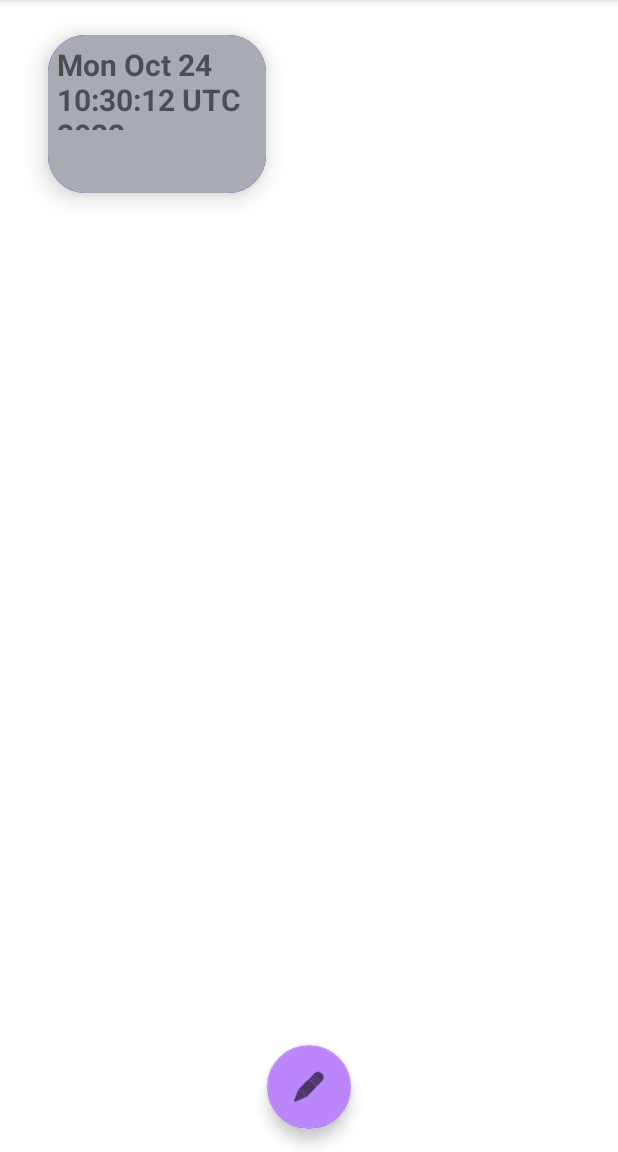
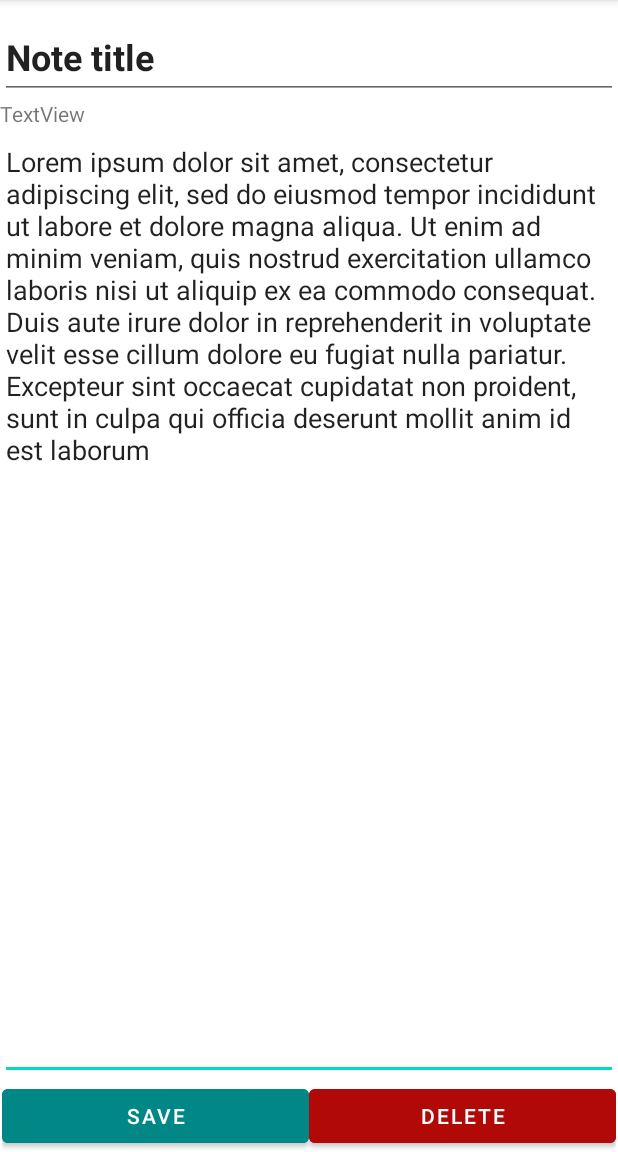
Before and after one commit to Valentine-456/MobileSecurityNotes, an Android app: the HomeActivity screen opened directly, with no data from a screen before it, after a tap on an icon or button, on a phone screen of 412 x 824 dp, the part 84-1236 px from its top. Run offline under Robolectric (Android 15) with nearby library versions, the light colour scheme and no system bars; our stand-ins replace Room's generated code.

Commit message:
Add NoteActivity for specific notes, refactor project structure

```diff
--- a/app/src/main/AndroidManifest.xml
+++ b/app/src/main/AndroidManifest.xml
@@ -12,6 +12,13 @@
         android:supportsRtl="true"
         android:theme="@style/Theme.MobileSecurityNotes"
         tools:targetApi="31">
+        <activity
+            android:name=".NoteActivity"
+            android:exported="false">
+            <meta-data
+                android:name="android.app.lib_name"
+                android:value="" />
+        </activity>
         <activity
             android:name=".HomeActivity"
             android:exported="false">
--- a/app/src/main/java/com/example/mobilesecuritynotes/HomeActivity.kt
+++ b/app/src/main/java/com/example/mobilesecuritynotes/HomeActivity.kt
@@ -1,13 +1,14 @@
 package com.example.mobilesecuritynotes
 
 import android.annotation.SuppressLint
+import android.content.Intent
 import android.os.Bundle
-import android.widget.Toast
 import androidx.appcompat.app.AppCompatActivity
 import androidx.lifecycle.Observer
 import androidx.lifecycle.ViewModelProvider
 import androidx.recyclerview.widget.GridLayoutManager
 import androidx.recyclerview.widget.RecyclerView
+import com.example.mobilesecuritynotes.adapters.MemoryNotesAdapter
 import com.example.mobilesecuritynotes.viewmodels.NotesViewModel
 import com.google.android.material.floatingactionbutton.FloatingActionButton
 
@@ -39,8 +40,10 @@ class HomeActivity : AppCompatActivity() {
         )
 
         createButton.setOnClickListener {
-            this.addNote()
-            Toast.makeText(this@HomeActivity, "a Note was added", Toast.LENGTH_LONG).show()
+//            this.addNote()
+            val intent = Intent(this@HomeActivity, NoteActivity::class.java)
+//            intent.putExtra("noteItem", )
+            startActivity(intent)
         }
     }
 
--- /dev/null
+++ b/app/src/main/java/com/example/mobilesecuritynotes/NoteActivity.kt
@@ -0,0 +1,35 @@
+package com.example.mobilesecuritynotes
+
+import android.os.Bundle
+import android.widget.Button
+import android.widget.EditText
+import android.widget.TextView
+import android.widget.Toast
+import androidx.appcompat.app.AppCompatActivity
+import androidx.lifecycle.ViewModelProvider
+import com.example.mobilesecuritynotes.viewmodels.NotesViewModel
+
+class NoteActivity : AppCompatActivity() {
+    private lateinit var notesViewModel: NotesViewModel
+
+    private lateinit var noteContent: EditText
+    private lateinit var noteTitleText: EditText
+    private lateinit var noteDateText: TextView
+    private lateinit var deleteButton: Button
+    private lateinit var saveButton: Button
+
+    override fun onCreate(savedInstanceState: Bundle?) {
+        super.onCreate(savedInstanceState)
+        setContentView(R.layout.activity_note)
+
+        this.saveButton = findViewById(R.id.SaveButton)
+        this.deleteButton = findViewById(R.id.DeleteButton)
+        this.noteContent = findViewById(R.id.NoteContentText)
+        this.noteDateText = findViewById(R.id.NoteDateText)
+        this.noteTitleText = findViewById(R.id.NoteTitleText)
+
+        notesViewModel = ViewModelProvider(this).get(NotesViewModel::class.java)
+        val noteItemId = getIntent().getIntExtra("noteItemId", 0)
+        Toast.makeText(this, noteItemId.toString(), Toast.LENGTH_SHORT).show()
+    }
+}
--- a/app/src/main/java/com/example/mobilesecuritynotes/MemoryNotesAdapter.kt
+++ b/app/src/main/java/com/example/mobilesecuritynotes/adapters/MemoryNotesAdapter.kt
@@ -1,15 +1,19 @@
-package com.example.mobilesecuritynotes
+package com.example.mobilesecuritynotes.adapters
 
 import android.annotation.SuppressLint
 import android.content.Context
-import android.util.Log
+import android.content.Intent
 import android.view.LayoutInflater
 import android.view.View
 import android.view.ViewGroup
 import android.widget.ImageButton
 import android.widget.TextView
 import androidx.recyclerview.widget.RecyclerView
+import com.example.mobilesecuritynotes.NoteActivity
+import com.example.mobilesecuritynotes.R
 import com.example.mobilesecuritynotes.database.notes.NotesEntity
+import java.text.DateFormat
+import java.util.*
 
 class MemoryNotesAdapter(private val context: Context, private val number: Int) :
     RecyclerView.Adapter<MemoryNotesAdapter.ViewHolder>() {
@@ -37,10 +41,17 @@ class MemoryNotesAdapter(private val context: Context, private val number: Int)
         private val imageButton = itemView.findViewById<ImageButton>(R.id.imageButton)
         private var title = itemView.findViewById<TextView>(R.id.textView)
 
+        private var loc: Locale = Locale("en", "US")
+        private var dateFormat: DateFormat = DateFormat.getDateInstance(DateFormat.DEFAULT, loc)
+
         fun bind(position: Int) {
-            this.title.text = notesList[position].updated_at
+            this.title.text = dateFormat.format(Date(notesList[position].updated_at))
+            this.imageButton.tag = notesList[position].note_id
+
             imageButton.setOnClickListener {
-                Log.i("ImageButton", "Hello")
+                val intent = Intent(context, NoteActivity::class.java)
+                intent.putExtra("noteItemId", this.imageButton.tag as Int)
+                context.startActivity(intent)
             }
         }
     }
--- a/app/src/main/res/layout/activity_login.xml
+++ b/app/src/main/res/layout/activity_login.xml
@@ -24,11 +24,13 @@
         android:layout_marginTop="16dp"
         android:layout_marginBottom="167dp"
         android:hint="Password"
+        android:inputType="textPassword"
+
+        android:textIsSelectable="false"
         app:layout_constraintBottom_toTopOf="@+id/button"
-
         app:layout_constraintEnd_toEndOf="parent"
         app:layout_constraintStart_toStartOf="parent"
-        app:layout_constraintTop_toBottomOf="@+id/etUsername"/>
+        app:layout_constraintTop_toBottomOf="@+id/etUsername" />
 
     <Button
         android:id="@+id/button"
--- /dev/null
+++ b/app/src/main/res/layout/activity_note.xml
@@ -0,0 +1,78 @@
+<?xml version="1.0" encoding="utf-8"?>
+<androidx.constraintlayout.widget.ConstraintLayout xmlns:android="http://schemas.android.com/apk/res/android"
+    xmlns:app="http://schemas.android.com/apk/res-auto"
+    xmlns:tools="http://schemas.android.com/tools"
+    android:layout_width="match_parent"
+    android:layout_height="match_parent"
+    tools:context=".NoteActivity">
+
+    <EditText
+        android:id="@+id/NoteContentText"
+        android:layout_width="0dp"
+        android:layout_height="0dp"
+        android:editable="true"
+        android:ems="10"
+        android:gravity="start|top"
+        android:inputType="textMultiLine"
+        android:text="Lorem ipsum dolor sit amet, consectetur adipiscing elit, sed do eiusmod tempor incididunt ut labore et dolore magna aliqua. Ut enim ad minim veniam, quis nostrud exercitation ullamco laboris nisi ut aliquip ex ea commodo consequat. Duis aute irure dolor in reprehenderit in voluptate velit esse cillum dolore eu fugiat nulla pariatur. Excepteur sint occaecat cupidatat non proident, sunt in culpa qui officia deserunt mollit anim id est laborum"
+        app:layout_constraintBottom_toTopOf="@+id/linearLayout"
+        app:layout_constraintEnd_toEndOf="parent"
+        app:layout_constraintHorizontal_bias="0.0"
+        app:layout_constraintStart_toStartOf="parent"
+        app:layout_constraintTop_toBottomOf="@+id/NoteDateText"
+        tools:ignore="SpeakableTextPresentCheck" />
+
+    <TextView
+        android:id="@+id/NoteDateText"
+        android:layout_width="0dp"
+        android:layout_height="wrap_content"
+        android:text="TextView"
+        app:layout_constraintEnd_toEndOf="parent"
+        app:layout_constraintStart_toStartOf="parent"
+        app:layout_constraintTop_toBottomOf="@+id/NoteTitleText" />
+
+    <EditText
+        android:id="@+id/NoteTitleText"
+        android:layout_width="0dp"
+        android:layout_height="56dp"
+        android:layout_marginTop="10dp"
+        android:editable="true"
+        android:ems="10"
+        android:inputType="textPersonName"
+        android:text="Note title"
+        android:textSize="24sp"
+        android:textStyle="bold"
+        app:layout_constraintEnd_toEndOf="parent"
+        app:layout_constraintStart_toStartOf="parent"
+        app:layout_constraintTop_toTopOf="parent" />
+
+    <LinearLayout
+        android:id="@+id/linearLayout"
+        android:layout_width="0dp"
+        android:layout_height="wrap_content"
+        android:layout_marginStart="1dp"
+        android:layout_marginEnd="1dp"
+        android:orientation="horizontal"
+        app:layout_constraintBottom_toBottomOf="parent"
+        app:layout_constraintEnd_toEndOf="parent"
+        app:layout_constraintStart_toStartOf="parent">
+
+        <Button
+            android:id="@+id/SaveButton"
+            android:layout_width="wrap_content"
+            android:layout_height="wrap_content"
+            android:layout_weight="1"
+            android:backgroundTint="@color/teal_700"
+            android:text="Save" />
+
+        <Button
+            android:id="@+id/DeleteButton"
+            android:layout_width="wrap_content"
+            android:layout_height="wrap_content"
+            android:layout_weight="1"
+            android:backgroundTint="#B10808"
+            android:text="Delete" />
+
+    </LinearLayout>
+
+</androidx.constraintlayout.widget.ConstraintLayout>
```
Also changed, not shown: app/src/main/java/com/example/mobilesecuritynotes/LoginActivity.kt (+0 -8 lines).
